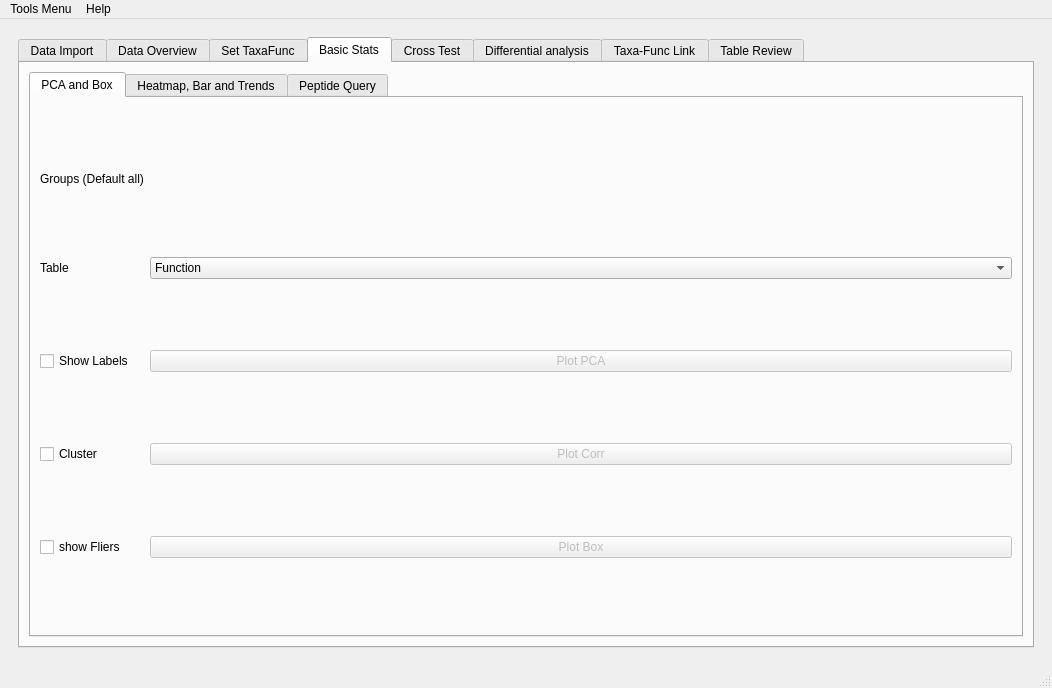
byemaxx/MetaX, file utils/MetaX_GUI/MainWindow.ui: the form before one commit.
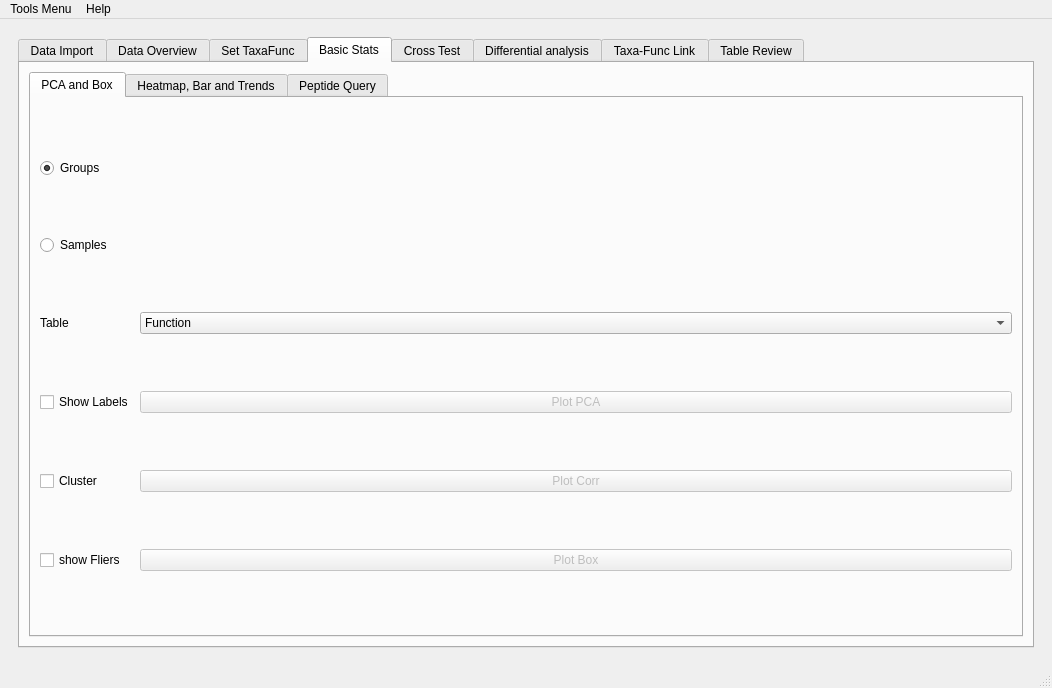
The form after the commit. The open tabs and pages were chosen to show the change.

Commit message: renamed:    tests/example_data/SW_Meta.tsv -> tests/example_data/Example_Meta.tsv 	renamed:    tests/example_data/SW_TaxaFunc.tsv -> tests/example_data/Example_TaxaFunc.tsv 	renamed:    tests/example_data/SW_final_peptide.tsv -> tests/example_data/Example_final_peptide.tsv 	modified:   utils/GUI.py     add sample selection and pca plot part     add show legend option when: bar_plot_js , trends_plot_js

```diff
--- a/utils/MetaX_GUI/MainWindow.ui
+++ b/utils/MetaX_GUI/MainWindow.ui
@@ -800,64 +800,14 @@
                 <string>PCA and Box</string>
                </attribute>
                <layout class="QGridLayout" name="gridLayout_26">
-                <item row="0" column="0">
-                 <widget class="QLabel" name="label_69">
-                  <property name="sizePolicy">
-                   <sizepolicy hsizetype="Fixed" vsizetype="Fixed">
-                    <horstretch>0</horstretch>
-                    <verstretch>0</verstretch>
-                   </sizepolicy>
-                  </property>
-                  <property name="text">
-                   <string>Groups (Default all)</string>
-                  </property>
-                 </widget>
-                </item>
-                <item row="1" column="0">
-                 <widget class="QLabel" name="label_70">
-                  <property name="text">
-                   <string>Table</string>
-                  </property>
-                 </widget>
-                </item>
-                <item row="1" column="1">
-                 <widget class="QComboBox" name="comboBox_table4pca">
-                  <property name="sizePolicy">
-                   <sizepolicy hsizetype="Preferred" vsizetype="Fixed">
-                    <horstretch>0</horstretch>
-                    <verstretch>0</verstretch>
-                   </sizepolicy>
-                  </property>
-                  <item>
-                   <property name="text">
-                    <string>Function</string>
-                   </property>
-                  </item>
-                  <item>
-                   <property name="text">
-                    <string>Taxa</string>
-                   </property>
-                  </item>
-                  <item>
-                   <property name="text">
-                    <string>Taxa-Function</string>
-                   </property>
-                  </item>
-                  <item>
-                   <property name="text">
-                    <string>Peptide</string>
-                   </property>
-                  </item>
-                 </widget>
-                </item>
-                <item row="4" column="0">
+                <item row="5" column="0">
                  <widget class="QCheckBox" name="checkBox_box_if_show_fliers">
                   <property name="text">
                    <string>show Fliers</string>
                   </property>
                  </widget>
                 </item>
-                <item row="2" column="1">
+                <item row="3" column="2">
                  <widget class="QPushButton" name="pushButton_plot_pca_sns">
                   <property name="enabled">
                    <bool>false</bool>
@@ -873,10 +823,58 @@
                   </property>
                  </widget>
                 </item>
-                <item row="0" column="1">
-                 <layout class="QVBoxLayout" name="verticalLayout_basic_pca"/>
+                <item row="2" column="0">
+                 <widget class="QLabel" name="label_70">
+                  <property name="text">
+                   <string>Table</string>
+                  </property>
+                 </widget>
                 </item>
-                <item row="4" column="1">
+                <item row="2" column="2">
+                 <widget class="QComboBox" name="comboBox_table4pca">
+                  <property name="sizePolicy">
+                   <sizepolicy hsizetype="Preferred" vsizetype="Fixed">
+                    <horstretch>0</horstretch>
+                    <verstretch>0</verstretch>
+                   </sizepolicy>
+                  </property>
+                  <item>
+                   <property name="text">
+                    <string>Function</string>
+                   </property>
+                  </item>
+                  <item>
+                   <property name="text">
+                    <string>Taxa</string>
+                   </property>
+                  </item>
+                  <item>
+                   <property name="text">
+                    <string>Taxa-Function</string>
+                   </property>
+                  </item>
+                  <item>
+                   <property name="text">
+                    <string>Peptide</string>
+                   </property>
+                  </item>
+                 </widget>
+                </item>
+                <item row="4" column="0">
+                 <widget class="QCheckBox" name="checkBox_corr_cluster">
+                  <property name="text">
+                   <string>Cluster</string>
+                  </property>
+                 </widget>
+                </item>
+                <item row="1" column="0">
+                 <widget class="QRadioButton" name="radioButton_basic_pca_sample">
+                  <property name="text">
+                   <string>Samples</string>
+                  </property>
+                 </widget>
+                </item>
+                <item row="5" column="2">
                  <widget class="QPushButton" name="pushButton_plot_box_sns">
                   <property name="enabled">
                    <bool>false</bool>
@@ -886,23 +884,7 @@
                   </property>
                  </widget>
                 </item>
-                <item row="2" column="0">
-                 <widget class="QCheckBox" name="checkBox_pca_if_show_lable">
-                  <property name="sizePolicy">
-                   <sizepolicy hsizetype="Minimum" vsizetype="Fixed">
-                    <horstretch>0</horstretch>
-                    <verstretch>0</verstretch>
-                   </sizepolicy>
-                  </property>
-                  <property name="layoutDirection">
-                   <enum>Qt::LeftToRight</enum>
-                  </property>
-                  <property name="text">
-                   <string>Show Labels</string>
-                  </property>
-                 </widget>
-                </item>
-                <item row="3" column="1">
+                <item row="4" column="2">
                  <widget class="QPushButton" name="pushButton_plot_corr">
                   <property name="enabled">
                    <bool>false</bool>
@@ -912,13 +894,44 @@
                   </property>
                  </widget>
                 </item>
+                <item row="0" column="0">
+                 <widget class="QRadioButton" name="radioButton_basic_pca_group">
+                  <property name="sizePolicy">
+                   <sizepolicy hsizetype="Fixed" vsizetype="Fixed">
+                    <horstretch>0</horstretch>
+                    <verstretch>0</verstretch>
+                   </sizepolicy>
+                  </property>
+                  <property name="text">
+                   <string>Groups</string>
+                  </property>
+                  <property name="checked">
+                   <bool>true</bool>
+                  </property>
+                 </widget>
+                </item>
                 <item row="3" column="0">
-                 <widget class="QCheckBox" name="checkBox_corr_cluster">
+                 <widget class="QCheckBox" name="checkBox_pca_if_show_lable">
+                  <property name="sizePolicy">
+                   <sizepolicy hsizetype="Minimum" vsizetype="Fixed">
+                    <horstretch>0</horstretch>
+                    <verstretch>0</verstretch>
+                   </sizepolicy>
+                  </property>
+                  <property name="layoutDirection">
+                   <enum>Qt::LeftToRight</enum>
+                  </property>
                   <property name="text">
-                   <string>Cluster</string>
+                   <string>Show Labels</string>
                   </property>
                  </widget>
                 </item>
+                <item row="0" column="2">
+                 <layout class="QVBoxLayout" name="verticalLayout_basic_pca_group"/>
+                </item>
+                <item row="1" column="2">
+                 <layout class="QVBoxLayout" name="verticalLayout_basic_pca_sample"/>
+                </item>
                </layout>
               </widget>
               <widget class="QWidget" name="tab_13">
```
Left out of the diff: 1996 changed lines with no effect on the pictures. The commit also changes 15 other files.
